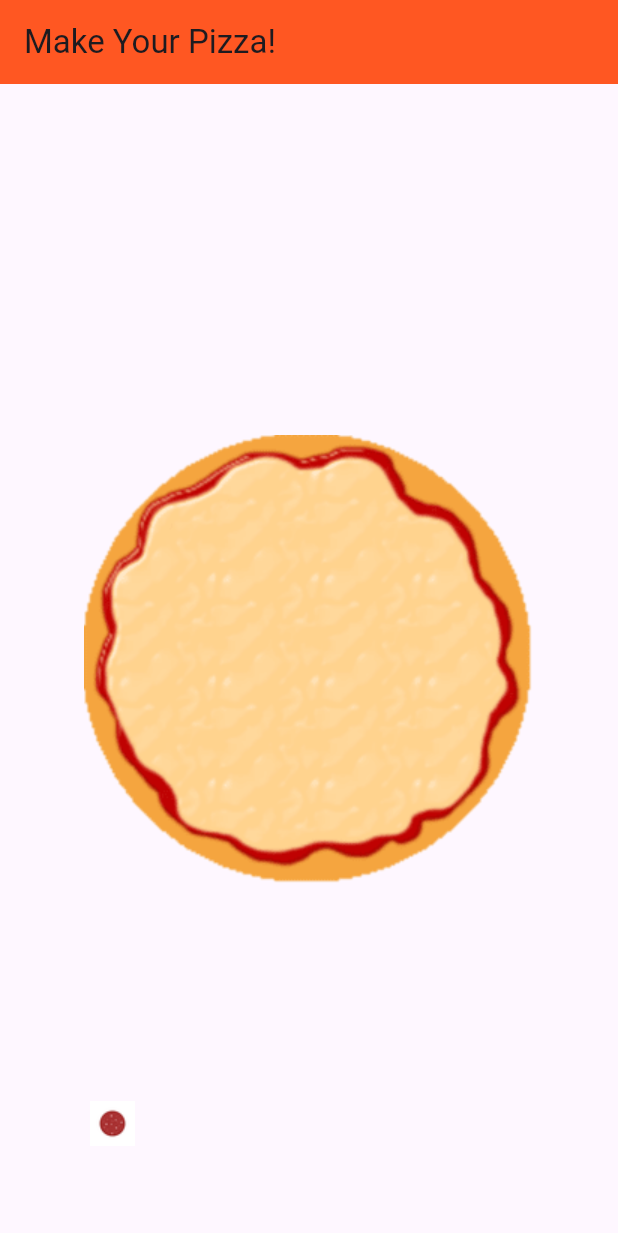
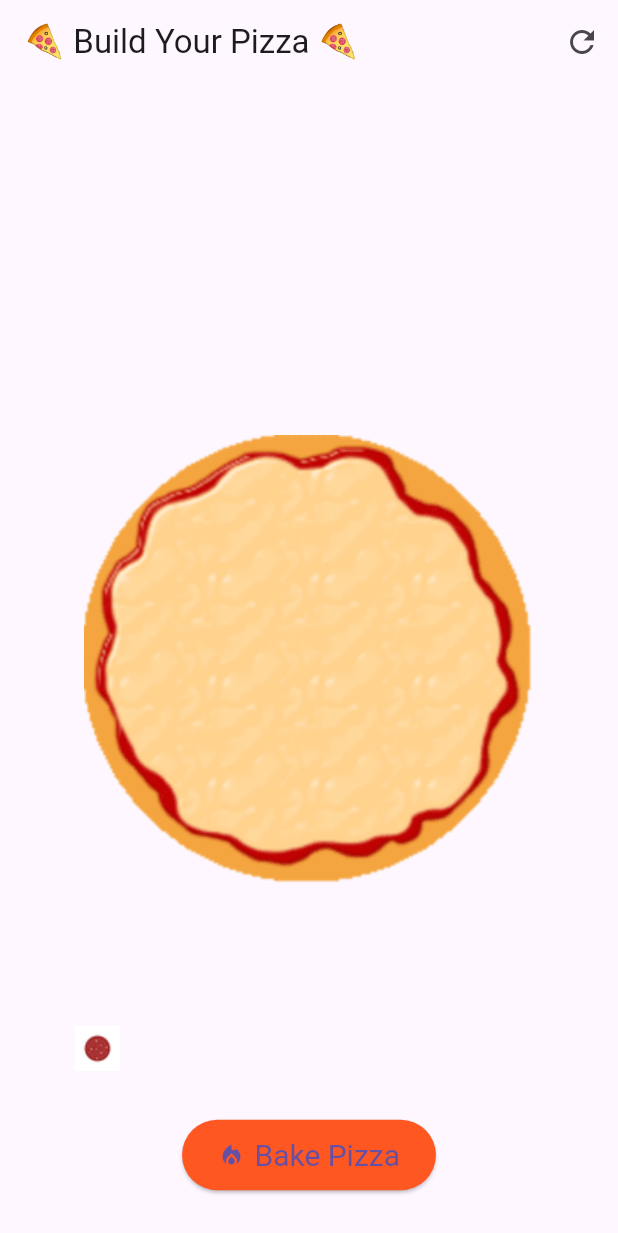
Before and after one commit to dx1-ctrl/kenny_ios_app, a Flutter app: the screen it shows after launch, on a phone screen of 412 x 824 dp. Shown: the top 1233 px of the screen. Run offline on Flutter 3.47's test engine with Material 3 defaults, Android fonts, the light colour scheme and no system bars.

Commit message:
Update main.dart

```diff
--- a/lib/main.dart
+++ b/lib/main.dart
@@ -8,8 +8,9 @@ class PizzaGameApp extends StatelessWidget {
   @override
   Widget build(BuildContext context) {
     return MaterialApp(
-      title: 'Pizza Making Game',
+      title: '🔥 Pizza Making Game 🔥',
       debugShowCheckedModeBanner: false,
+      theme: ThemeData(primarySwatch: Colors.deepOrange),
       home: PizzaGameScreen(),
     );
   }
@@ -22,27 +23,79 @@ class PizzaGameScreen extends StatefulWidget {
 
 class _PizzaGameScreenState extends State<PizzaGameScreen> {
   final List<Offset> pepperoniPositions = [];
+  bool isBaking = false;
+  bool isBaked = false;
+  double bakeProgress = 0.0;
+
+  void startBaking() {
+    if (isBaked || isBaking) return;
+
+    setState(() {
+      isBaking = true;
+      bakeProgress = 0.0;
+    });
+
+    Future.doWhile(() async {
+      await Future.delayed(Duration(milliseconds: 100));
+      setState(() {
+        bakeProgress += 0.02;
+      });
+      if (bakeProgress >= 1.0) {
+        setState(() {
+          isBaking = false;
+          isBaked = true;
+        });
+        return false;
+      }
+      return true;
+    });
+  }
+
+  void resetPizza() {
+    setState(() {
+      pepperoniPositions.clear();
+      isBaking = false;
+      isBaked = false;
+      bakeProgress = 0.0;
+    });
+  }
+
+  void addPepperoni(Offset dropOffset, BuildContext context) {
+    if (isBaked) {
+      ScaffoldMessenger.of(context).showSnackBar(
+        SnackBar(content: Text("You can't add toppings after baking!")),
+      );
+      return;
+    }
+
+    final box = context.findRenderObject() as RenderBox;
+    final localOffset = box.globalToLocal(dropOffset);
+    setState(() {
+      pepperoniPositions.add(localOffset);
+    });
+  }
 
   @override
   Widget build(BuildContext context) {
     return Scaffold(
       appBar: AppBar(
-        title: Text('Make Your Pizza!'),
-        backgroundColor: Colors.deepOrange,
+        title: Text('🍕 Build Your Pizza 🍕'),
+        actions: [
+          IconButton(
+            icon: Icon(Icons.refresh),
+            tooltip: 'Reset Pizza',
+            onPressed: resetPizza,
+          )
+        ],
       ),
       body: Stack(
         children: [
-          // Pizza base
+          // Pizza Base
           Align(
             alignment: Alignment.center,
             child: DragTarget<String>(
-              onAcceptWithDetails: (details) {
-                final box = context.findRenderObject() as RenderBox;
-                final localOffset = box.globalToLocal(details.offset);
-                setState(() {
-                  pepperoniPositions.add(localOffset);
-                });
-              },
+              onAcceptWithDetails: (details) =>
+                  addPepperoni(details.offset, context),
               builder: (context, candidateData, rejectedData) {
                 return Container(
                   width: 300,
@@ -66,10 +119,26 @@ class _PizzaGameScreenState extends State<PizzaGameScreen> {
             );
           }),
 
-          // Draggable pepperoni
+          // Baking progress
+          if (isBaking)
+            Align(
+              alignment: Alignment.topCenter,
+              child: Padding(
+                padding: const EdgeInsets.all(16),
+                child: Column(
+                  children: [
+                    Text('Baking... 🍕🔥', style: TextStyle(fontSize: 18)),
+                    SizedBox(height: 8),
+                    LinearProgressIndicator(value: bakeProgress),
+                  ],
+                ),
+              ),
+            ),
+
+          // Draggable Pepperoni
           Positioned(
-            bottom: 50,
-            left: 50,
+            bottom: 100,
+            left: 40,
             child: Draggable<String>(
               data: 'pepperoni',
               feedback: Image.asset('assets/pepperoni.png', width: 50),
@@ -80,6 +149,24 @@ class _PizzaGameScreenState extends State<PizzaGameScreen> {
               child: Image.asset('assets/pepperoni.png', width: 50),
             ),
           ),
+
+          // Bake Button
+          Align(
+            alignment: Alignment.bottomCenter,
+            child: Padding(
+              padding: const EdgeInsets.only(bottom: 30),
+              child: ElevatedButton.icon(
+                icon: Icon(Icons.local_fire_department),
+                label: Text(isBaked ? 'Pizza is Baked!' : 'Bake Pizza'),
+                style: ElevatedButton.styleFrom(
+                  backgroundColor: Colors.deepOrange,
+                  padding: EdgeInsets.symmetric(horizontal: 24, vertical: 12),
+                  textStyle: TextStyle(fontSize: 20),
+                ),
+                onPressed: isBaked ? null : startBaking,
+              ),
+            ),
+          ),
         ],
       ),
     );
```
